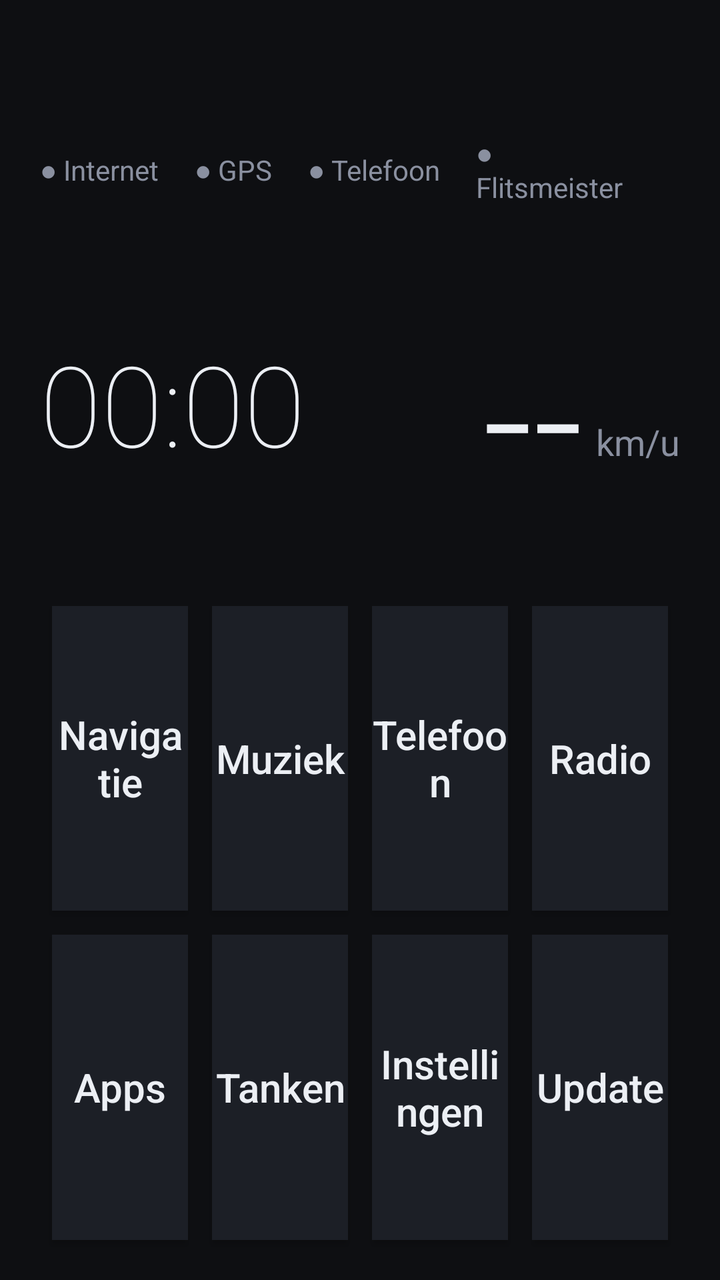
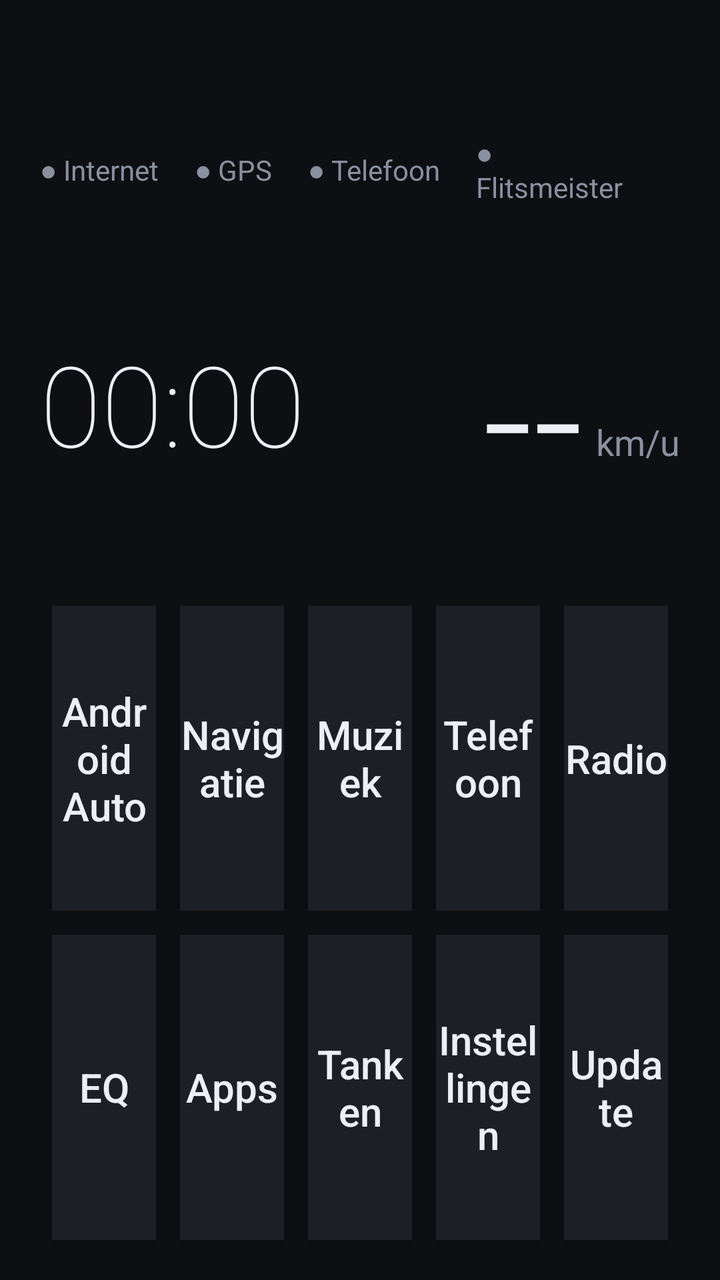

Screens rendered from an Android XML layout before and after an edit, with the pre-edit source and the edit as a unified diff.
<!-- AndroidManifest.xml: application theme Theme.OptimusLauncher -->
<!-- res/layout/activity_main.xml -->
<?xml version="1.0" encoding="utf-8"?>
<LinearLayout xmlns:android="http://schemas.android.com/apk/res/android"
    android:layout_width="match_parent"
    android:layout_height="match_parent"
    android:orientation="vertical"
    android:background="@color/bg"
    android:paddingStart="20dp"
    android:paddingEnd="20dp"
    android:paddingTop="10dp"
    android:paddingBottom="14dp">

    
    <LinearLayout
        android:layout_width="match_parent"
        android:layout_height="wrap_content"
        android:orientation="horizontal"
        android:gravity="center_vertical">

        <TextView android:id="@+id/st_net" style="@style/Status" android:text="● Internet" />
        <TextView android:id="@+id/st_gps" style="@style/Status" android:text="● GPS" />
        <TextView android:id="@+id/st_phone" style="@style/Status" android:text="● Telefoon" />
        <TextView android:id="@+id/st_flits" style="@style/Status" android:text="● Flitsmeister" />
        <TextView android:id="@+id/st_log" style="@style/Status" android:text="● Autolog" />

        <View android:layout_width="0dp" android:layout_height="1dp" android:layout_weight="1" />

        <TextView android:id="@+id/st_tank" style="@style/Status" android:text="⛽ tank ?" />
    </LinearLayout>

    
    <LinearLayout
        android:layout_width="match_parent"
        android:layout_height="wrap_content"
        android:orientation="horizontal"
        android:gravity="bottom">

        <LinearLayout
            android:layout_width="0dp"
            android:layout_height="wrap_content"
            android:layout_weight="1"
            android:orientation="vertical">

            <TextView
                android:id="@+id/clock"
                android:layout_width="wrap_content"
                android:layout_height="wrap_content"
                android:text="00:00"
                android:textColor="@color/fg"
                android:textSize="56sp"
                android:fontFamily="sans-serif-thin" />

            <TextView
                android:id="@+id/date"
                android:layout_width="wrap_content"
                android:layout_height="wrap_content"
                android:textColor="@color/fg_dim"
                android:textSize="18sp" />
        </LinearLayout>

        <LinearLayout
            android:layout_width="wrap_content"
            android:layout_height="wrap_content"
            android:orientation="horizontal"
            android:gravity="bottom">

            <TextView
                android:id="@+id/speed"
                android:layout_width="wrap_content"
                android:layout_height="wrap_content"
                android:text="--"
                android:textColor="@color/fg"
                android:textSize="88sp"
                android:fontFamily="sans-serif-light"
                android:includeFontPadding="false" />

            <TextView
                android:layout_width="wrap_content"
                android:layout_height="wrap_content"
                android:layout_marginStart="6dp"
                android:layout_marginBottom="14dp"
                android:text="km/u"
                android:textColor="@color/fg_dim"
                android:textSize="18sp" />
        </LinearLayout>
    </LinearLayout>

    
    <TextView
        android:id="@+id/trip"
        android:layout_width="match_parent"
        android:layout_height="wrap_content"
        android:layout_marginTop="4dp"
        android:layout_marginBottom="8dp"
        android:textColor="@color/fg_dim"
        android:textSize="16sp"
        android:singleLine="true"
        android:ellipsize="end" />

    
    <GridLayout
        android:layout_width="match_parent"
        android:layout_height="0dp"
        android:layout_weight="1"
        android:columnCount="4"
        android:rowCount="2"
        android:alignmentMode="alignBounds"
        android:useDefaultMargins="false">

        <Button android:id="@+id/btn_nav" style="@style/Tile" android:text="@string/nav" />
        <Button android:id="@+id/btn_music" style="@style/Tile" android:text="@string/music" />
        <Button android:id="@+id/btn_phone" style="@style/Tile" android:text="@string/phone" />
        <Button android:id="@+id/btn_radio" style="@style/Tile" android:text="@string/radio" />
        <Button android:id="@+id/btn_apps" style="@style/Tile" android:text="@string/apps" />
        <Button android:id="@+id/btn_fuel" style="@style/Tile" android:text="@string/fuel" />
        <Button android:id="@+id/btn_settings" style="@style/Tile" android:text="@string/settings" />
        <Button android:id="@+id/btn_update" style="@style/Tile" android:text="@string/update" />

    </GridLayout>

</LinearLayout>
<!-- resources referenced by this layout -->
<resources>
  <color name="bg">#0E0F12</color>
  <color name="fg">#ECEFF4</color>
  <color name="fg_dim">#8A90A0</color>
  <string name="apps">Apps</string>
  <string name="fuel">Tanken</string>
  <string name="music">Muziek</string>
  <string name="nav">Navigatie</string>
  <string name="phone">Telefoon</string>
  <string name="radio">Radio</string>
  <string name="settings">Instellingen</string>
  <string name="update">Update</string>
  <style name="Status">
          <item name="android:layout_width">wrap_content</item>
          <item name="android:layout_height">wrap_content</item>
          <item name="android:layout_marginEnd">18dp</item>
          <item name="android:textColor">@color/fg_dim</item>
          <item name="android:textSize">14sp</item>
      </style>
  <style name="Tile">
          <item name="android:layout_width">0dp</item>
          <item name="android:layout_height">0dp</item>
          <item name="android:layout_columnWeight">1</item>
          <item name="android:layout_rowWeight">1</item>
          <item name="android:layout_margin">6dp</item>
          <item name="android:background">@color/tile</item>
          <item name="android:textColor">@color/fg</item>
          <item name="android:textSize">20sp</item>
          <item name="android:textAllCaps">false</item>
      </style>
  <style name="Theme.OptimusLauncher" parent="@android:style/Theme.Material.NoActionBar">
          <item name="android:windowBackground">@color/bg</item>
          <item name="android:statusBarColor">@color/bg</item>
          <item name="android:navigationBarColor">@color/bg</item>
      </style>
  <color name="tile">#1C1F26</color>
</resources>

<!-- the commit's change to res/layout/activity_main.xml (unified diff, before → after) -->
@@ -101,15 +101,17 @@
         android:layout_width="match_parent"
         android:layout_height="0dp"
         android:layout_weight="1"
-        android:columnCount="4"
+        android:columnCount="5"
         android:rowCount="2"
         android:alignmentMode="alignBounds"
         android:useDefaultMargins="false">
 
+        <Button android:id="@+id/btn_aa" style="@style/Tile" android:text="@string/aa" />
         <Button android:id="@+id/btn_nav" style="@style/Tile" android:text="@string/nav" />
         <Button android:id="@+id/btn_music" style="@style/Tile" android:text="@string/music" />
         <Button android:id="@+id/btn_phone" style="@style/Tile" android:text="@string/phone" />
         <Button android:id="@+id/btn_radio" style="@style/Tile" android:text="@string/radio" />
+        <Button android:id="@+id/btn_eq" style="@style/Tile" android:text="@string/eq" />
         <Button android:id="@+id/btn_apps" style="@style/Tile" android:text="@string/apps" />
         <Button android:id="@+id/btn_fuel" style="@style/Tile" android:text="@string/fuel" />
         <Button android:id="@+id/btn_settings" style="@style/Tile" android:text="@string/settings" />
<!-- resource entries referenced after the edit -->
@@ -3,7 +3,9 @@
   <color name="bg">#0E0F12</color>
   <color name="fg">#ECEFF4</color>
   <color name="fg_dim">#8A90A0</color>
+  <string name="aa">Android Auto</string>
   <string name="apps">Apps</string>
+  <string name="eq">EQ</string>
   <string name="fuel">Tanken</string>
   <string name="music">Muziek</string>
   <string name="nav">Navigatie</string>
